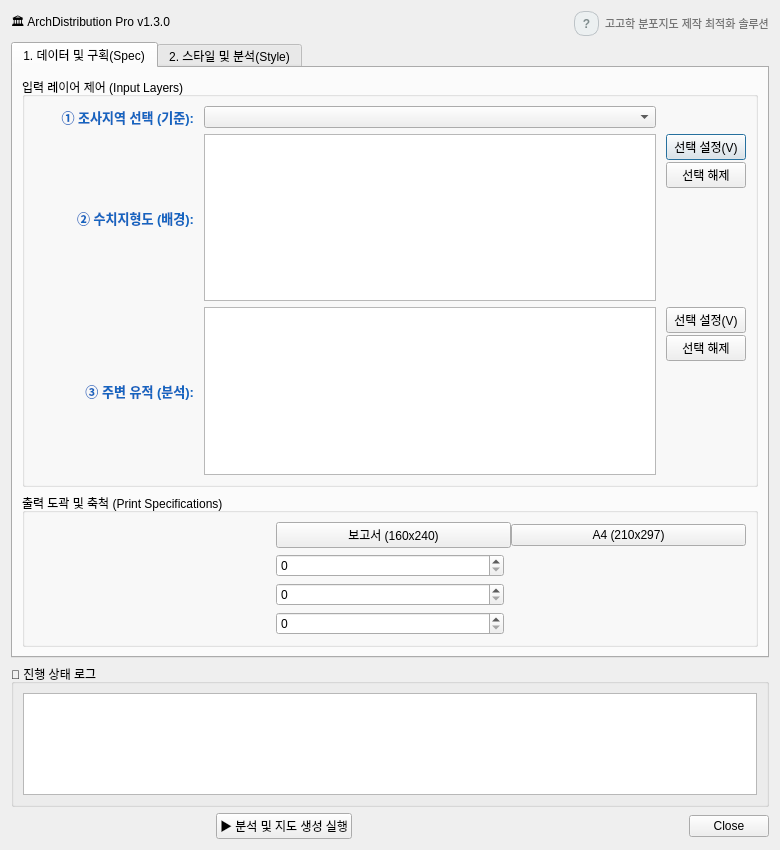
This is arch_distribution_dialog_base.ui in lzpxilfe/ArchDistribution as Qt 5 draws it before an edit. The edited form follows.
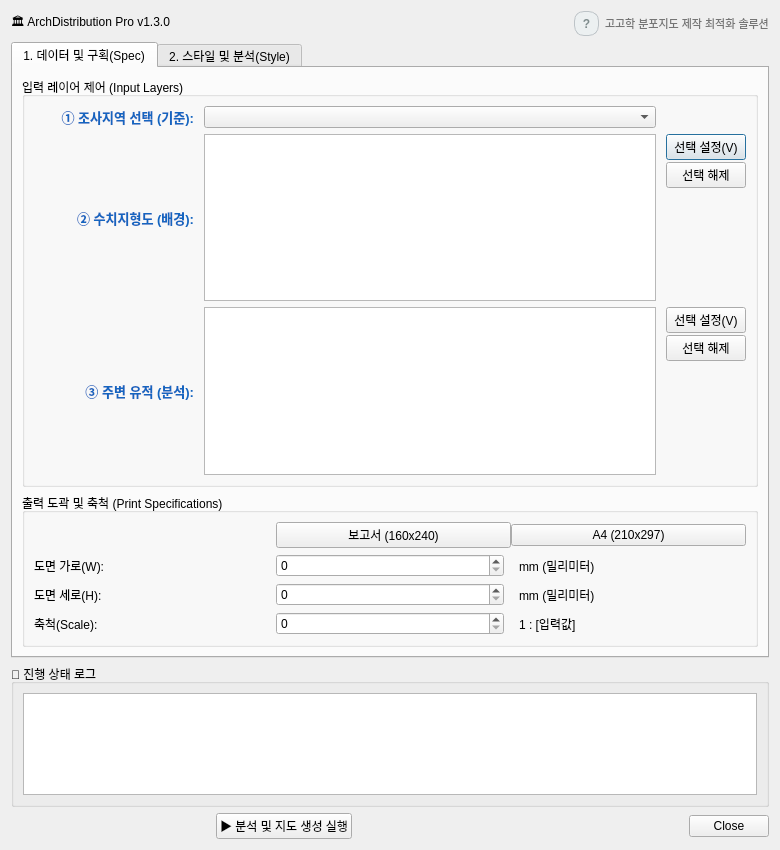
This is the edited form.

Commit message: Fix QLabel text property syntax for proper display

```diff
--- a/arch_distribution_dialog_base.ui
+++ b/arch_distribution_dialog_base.ui
@@ -352,7 +352,9 @@
           </item>
           <item row="1" column="0">
            <widget class="QLabel" name="lp1">
+            <property name="text">
             <string>도면 가로(W):</string>
+            </property>
            </widget>
           </item>
           <item row="1" column="1">
@@ -364,12 +366,16 @@
           </item>
           <item row="1" column="2">
            <widget class="QLabel" name="lp1u">
+            <property name="text">
             <string>mm (밀리미터)</string>
+            </property>
            </widget>
           </item>
           <item row="2" column="0">
            <widget class="QLabel" name="lp2">
+            <property name="text">
             <string>도면 세로(H):</string>
+            </property>
            </widget>
           </item>
           <item row="2" column="1">
@@ -381,12 +387,16 @@
           </item>
           <item row="2" column="2">
            <widget class="QLabel" name="lp2u">
+            <property name="text">
             <string>mm (밀리미터)</string>
+            </property>
            </widget>
           </item>
           <item row="3" column="0">
            <widget class="QLabel" name="lp3">
+            <property name="text">
             <string>축척(Scale):</string>
+            </property>
            </widget>
           </item>
           <item row="3" column="1">
@@ -398,7 +408,9 @@
           </item>
           <item row="3" column="2">
            <widget class="QLabel" name="lp3u">
+            <property name="text">
             <string>1 : [입력값]</string>
+            </property>
            </widget>
           </item>
          </layout>
```
Lines whose indentation alone changed are shown as unchanged.
